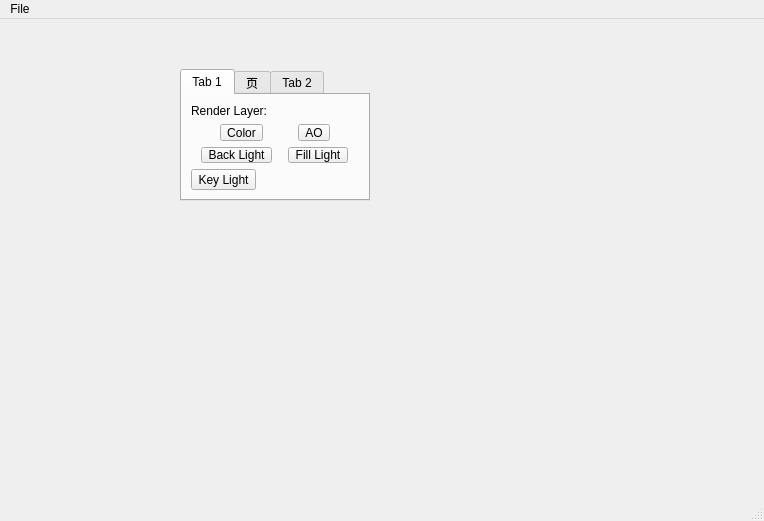
Meglen56/digital37, file Maya/Python/digital37/maya/lighting/MRRenderLayerPass.ui: the form before one commit.
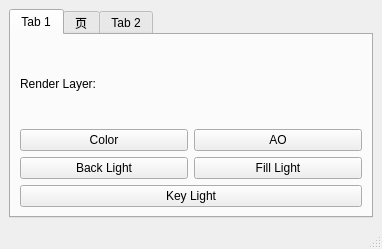
The form after the commit.

Patch:
```diff
--- a/Maya/Python/digital37/maya/lighting/MRRenderLayerPass.ui
+++ b/Maya/Python/digital37/maya/lighting/MRRenderLayerPass.ui
@@ -6,23 +6,17 @@
    <rect>
     <x>0</x>
     <y>0</y>
-    <width>764</width>
-    <height>521</height>
+    <width>382</width>
+    <height>249</height>
    </rect>
   </property>
   <property name="windowTitle">
    <string>MainWindow</string>
   </property>
   <widget class="QWidget" name="centralwidget">
+   <layout class="QHBoxLayout" name="horizontalLayout_3">
+    <item>
    <widget class="QTabWidget" name="tabWidget">
-    <property name="geometry">
-     <rect>
-      <x>180</x>
-      <y>50</y>
-      <width>190</width>
-      <height>132</height>
-     </rect>
-    </property>
     <property name="currentIndex">
      <number>0</number>
     </property>
@@ -43,14 +37,14 @@
         <item>
          <layout class="QHBoxLayout" name="horizontalLayout">
           <item>
-           <widget class="QToolButton" name="toolButton">
+             <widget class="QPushButton" name="pushButton">
             <property name="text">
              <string>Color</string>
             </property>
            </widget>
           </item>
           <item>
-           <widget class="QToolButton" name="toolButton_ao">
+             <widget class="QPushButton" name="pushButton_ao">
             <property name="text">
              <string>AO</string>
             </property>
@@ -61,14 +55,14 @@
         <item>
          <layout class="QHBoxLayout" name="horizontalLayout_2">
           <item>
-           <widget class="QToolButton" name="toolButton_5">
+             <widget class="QPushButton" name="pushButton_5">
             <property name="text">
              <string>Back Light</string>
             </property>
            </widget>
           </item>
           <item>
-           <widget class="QToolButton" name="toolButton_4">
+             <widget class="QPushButton" name="pushButton_4">
             <property name="text">
              <string>Fill Light</string>
             </property>
@@ -79,7 +73,7 @@
        </layout>
       </item>
       <item>
-       <widget class="QToolButton" name="toolButton_3">
+         <widget class="QPushButton" name="pushButton_3">
         <property name="text">
          <string>Key Light</string>
         </property>
@@ -98,23 +92,8 @@
      </attribute>
     </widget>
    </widget>
-  </widget>
-  <widget class="QMenuBar" name="menubar">
-   <property name="geometry">
-    <rect>
-     <x>0</x>
-     <y>0</y>
-     <width>764</width>
-     <height>18</height>
-    </rect>
-   </property>
-   <widget class="QMenu" name="menuFile">
-    <property name="title">
-     <string>File</string>
-    </property>
-    <addaction name="actionOpen"/>
-   </widget>
-   <addaction name="menuFile"/>
+    </item>
+   </layout>
   </widget>
   <widget class="QStatusBar" name="statusbar"/>
   <action name="actionOpen">
```
Lines whose indentation alone changed are shown as unchanged.
